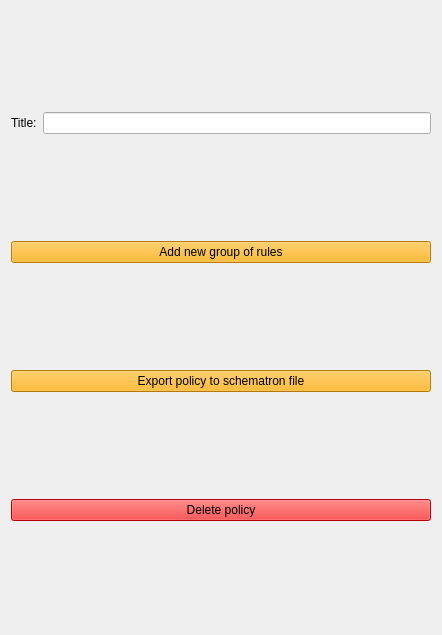
The window that Source/GUI/Qt/policymenu.ui (MediaArea/MediaConch_SourceCode) describes before a commit, drawn with Qt 5.
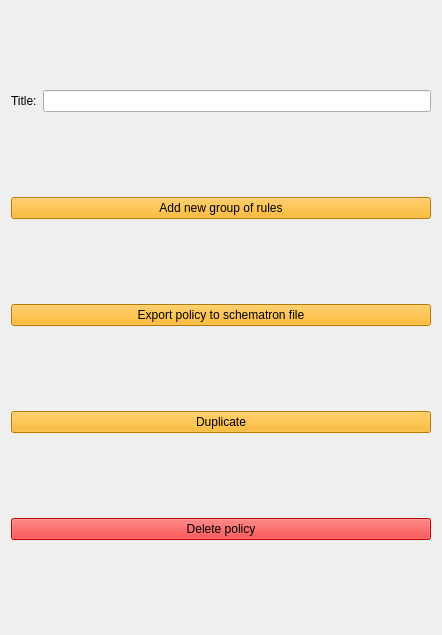
The same window after the commit.

Commit message: Policies: add the button to duplicate a rule

```diff
--- a/Source/GUI/Qt/policymenu.ui
+++ b/Source/GUI/Qt/policymenu.ui
@@ -17,9 +17,6 @@
    </sizepolicy>
   </property>
   <layout class="QGridLayout" name="gridLayout">
-   <item row="0" column="1">
-    <widget class="QLineEdit" name="title"/>
-   </item>
    <item row="0" column="0">
     <widget class="QLabel" name="labelTitle">
      <property name="text">
@@ -56,7 +53,7 @@
      </property>
     </widget>
    </item>
-   <item row="3" column="0" colspan="2">
+   <item row="4" column="0" colspan="2">
     <widget class="QPushButton" name="deletePolicy">
      <property name="focusPolicy">
       <enum>Qt::NoFocus</enum>
@@ -71,6 +68,24 @@
      </property>
     </widget>
    </item>
+   <item row="0" column="1">
+    <widget class="QLineEdit" name="title"/>
+   </item>
+   <item row="3" column="0" colspan="2">
+    <widget class="QPushButton" name="duplicatePolicy">
+     <property name="focusPolicy">
+      <enum>Qt::NoFocus</enum>
+     </property>
+     <property name="styleSheet">
+      <string notr="true">background-color: rgb(255, 170, 0);
+selection-background-color: rgb(255, 170, 0);
+</string>
+     </property>
+     <property name="text">
+      <string>Duplicate</string>
+     </property>
+    </widget>
+   </item>
   </layout>
  </widget>
  <resources/>
```
The commit also changes 4 other files.
